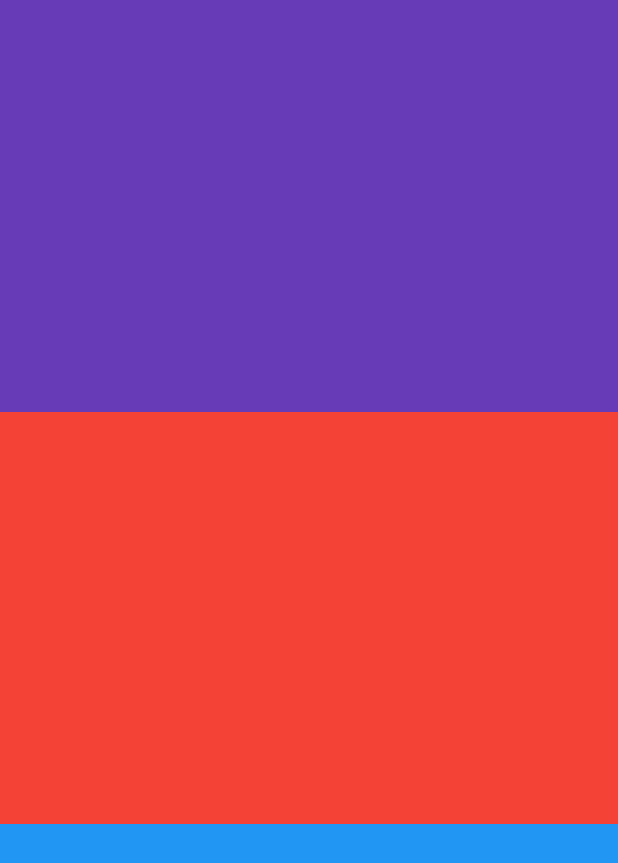
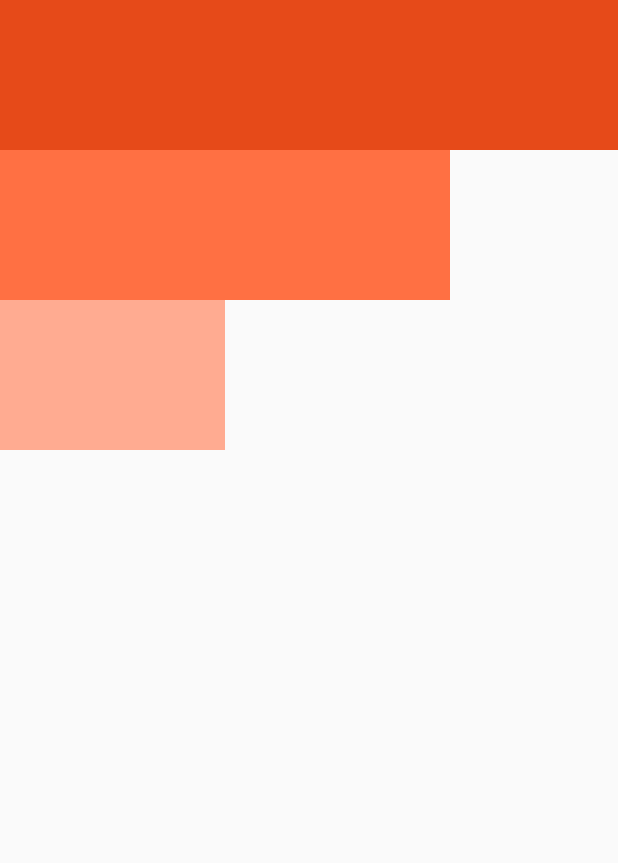
Before and after one commit to Sylvat160/flutter-course, a Flutter app: the screen it shows after launch, on a phone screen of 412 x 824 dp. Shown: the top 863 px of the screen. Run offline on Flutter 3.47's test engine with Material 2 defaults, Android fonts, the phone set to English and light mode, and no system bars.

Commit message:
flutter widget : Colums and Rows

```diff
--- /dev/null
+++ b/lib/colrow.dart
@@ -0,0 +1,31 @@
+import 'package:flutter/material.dart';
+
+class ColRow extends StatelessWidget {
+  const ColRow({super.key});
+
+  @override
+  Widget build(BuildContext context) {
+    return Scaffold(
+      body: Column(
+        mainAxisAlignment: MainAxisAlignment.start,
+        crossAxisAlignment: CrossAxisAlignment.start,
+        children: [
+          Container(
+            height: 100,
+            color: Colors.deepOrange[700],
+          ),
+          Container(
+            height: 100,
+            width: 300,
+            color: Colors.deepOrange[400],
+          ),
+          Container(
+            height: 100,
+            width: 150,
+            color: Colors.deepOrange[200],
+          ),
+        ],
+      ),
+    );
+  }
+}
--- a/lib/main.dart
+++ b/lib/main.dart
@@ -1,4 +1,5 @@
 import 'package:flutter/material.dart';
+import 'package:flutter_widget/colrow.dart';
 import 'package:flutter_widget/expanded.dart';
 
 void main() {
@@ -16,7 +17,7 @@ class MyApp extends StatelessWidget {
       theme: ThemeData(
         primarySwatch: Colors.blue,
       ),
-      home: const Fexpanded(),
+      home: const ColRow(),
     );
   }
 }
```
